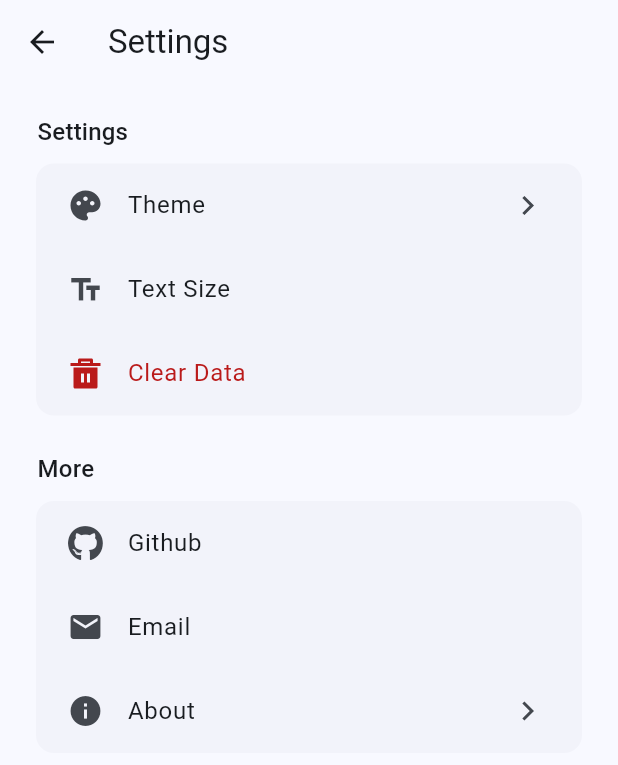
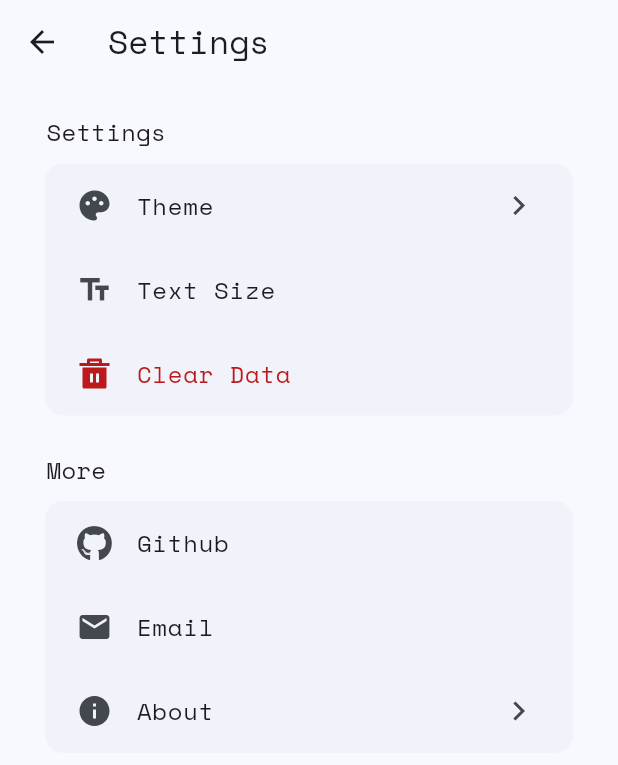
Before and after one commit to BawiCeu16/task, a Flutter app: the SettingsPage screen opened directly, on a phone screen of 412 x 824 dp. Shown: the top 765 px of the screen. Run offline on Flutter 3.47's test engine with Material 3 defaults, Android fonts, the phone set to English and light mode, and no system bars; our stand-ins replace flutter_remix, font_awesome_flutter, google_fonts, shared_preferences; missing offline and left inert: page_animation_transition; accounts and stored records are empty.

Commit message:
add MediaQuery listView width contains on screen (by default is 400)
add font (spaceMonoTextTheme) the entire app

```diff
--- a/lib/pages/about_page.dart
+++ b/lib/pages/about_page.dart
@@ -38,7 +38,7 @@ class InfoPage extends StatelessWidget {
                       ),
                       SizedBox(width: 5),
                       Text(
-                        "1.0.1",
+                        "1.1.0",
                         style: Theme.of(context).textTheme.headlineSmall,
                       ),
                     ],
--- a/lib/pages/settings_page.dart
+++ b/lib/pages/settings_page.dart
@@ -29,10 +29,19 @@ class SettingsPage extends StatelessWidget {
 
   @override
   Widget build(BuildContext context) {
+    final screenWidth = MediaQuery.of(context).size.width;
+
     return Scaffold(
       appBar: AppBar(title: Text("Settings")),
 
-      body: Column(
+      body: Center(
+        child: ConstrainedBox(
+          constraints: BoxConstraints(
+            maxWidth: screenWidth > 400 ? 400 : double.infinity,
+          ),
+          child: AnimatedContainer(
+            duration: Duration(milliseconds: 300),
+            child: Column(
               children: [
                 Expanded(
                   child: SizedBox(
@@ -61,7 +70,9 @@ class SettingsPage extends StatelessWidget {
                                     padding: const EdgeInsets.only(left: 5),
                                     child: Icon(FlutterRemix.palette_fill),
                                   ),
-                            trailing: Icon(FlutterRemix.arrow_right_s_line),
+                                  trailing: Icon(
+                                    FlutterRemix.arrow_right_s_line,
+                                  ),
                                   shape: RoundedRectangleBorder(
                                     borderRadius: BorderRadius.only(
                                       topLeft: Radius.circular(10),
@@ -73,7 +84,8 @@ class SettingsPage extends StatelessWidget {
                                       context,
                                       PageAnimationTransition(
                                         page: ThemeSettingsPage(),
-                                  pageAnimationType: RightToLeftTransition(),
+                                        pageAnimationType:
+                                            RightToLeftTransition(),
                                       ),
                                     );
                                   },
@@ -86,8 +98,9 @@ class SettingsPage extends StatelessWidget {
                                     child: Icon(Icons.text_fields),
                                   ),
                                   onTap:
-                                () =>
-                                    ScaffoldMessenger.of(context).showSnackBar(
+                                      () => ScaffoldMessenger.of(
+                                        context,
+                                      ).showSnackBar(
                                         SnackBar(
                                           content: Text("wait for next Update"),
                                         ),
@@ -105,14 +118,16 @@ class SettingsPage extends StatelessWidget {
                                   title: Text(
                                     "Clear Data",
                                     style: TextStyle(
-                                color: Theme.of(context).colorScheme.error,
+                                      color:
+                                          Theme.of(context).colorScheme.error,
                                     ),
                                   ),
                                   leading: Padding(
                                     padding: const EdgeInsets.only(left: 5),
                                     child: Icon(
                                       FlutterRemix.delete_bin_5_fill,
-                                color: Theme.of(context).colorScheme.error,
+                                      color:
+                                          Theme.of(context).colorScheme.error,
                                     ),
                                   ),
                                   onTap: () {
@@ -139,7 +154,7 @@ class SettingsPage extends StatelessWidget {
                                             ),
                                             actions: [
                                               SizedBox(
-                                          height: 45,
+                                                height: 40,
                                                 child: FilledButton.tonal(
                                                   onPressed: () {
                                                     Navigator.pop(context);
@@ -148,7 +163,7 @@ class SettingsPage extends StatelessWidget {
                                                 ),
                                               ),
                                               SizedBox(
-                                          height: 45,
+                                                height: 40,
                                                 child: FilledButton(
                                                   style: ButtonStyle(
                                                     backgroundColor:
@@ -227,9 +242,11 @@ class SettingsPage extends StatelessWidget {
                                   title: Text("About"),
                                   leading: Padding(
                                     padding: const EdgeInsets.only(left: 5),
-                              child: Icon(Icons.info),
+                                    child: Icon(FlutterRemix.information_fill),
                                   ),
-                            trailing: Icon(FlutterRemix.arrow_right_s_line),
+                                  trailing: Icon(
+                                    FlutterRemix.arrow_right_s_line,
+                                  ),
 
                                   shape: RoundedRectangleBorder(
                                     borderRadius: BorderRadius.only(
@@ -242,7 +259,8 @@ class SettingsPage extends StatelessWidget {
                                       context,
                                       PageAnimationTransition(
                                         page: InfoPage(),
-                                  pageAnimationType: RightToLeftTransition(),
+                                        pageAnimationType:
+                                            RightToLeftTransition(),
                                       ),
                                     );
                                   },
@@ -258,6 +276,9 @@ class SettingsPage extends StatelessWidget {
                 ),
               ],
             ),
+          ),
+        ),
+      ),
     );
   }
 }
--- a/pubspec.yaml
+++ b/pubspec.yaml
@@ -16,7 +16,7 @@ publish_to: 'none' # Remove this line if you wish to publish to pub.dev
 # https://developer.apple.com/library/archive/documentation/General/Reference/InfoPlistKeyReference/Articles/CoreFoundationKeys.html
 # In Windows, build-name is used as the major, minor, and patch parts
 # of the product and file versions while build-number is used as the build suffix.
-version: 1.0.2+2
+version: 1.1.0+3
 
 environment:
   sdk: ^3.7.2
@@ -43,6 +43,7 @@ dependencies:
   font_awesome_flutter: ^10.8.0
   page_animation_transition: ^1.0.0
   flutter_remix: ^0.0.3
+  google_fonts: ^6.2.1
 
 dev_dependencies:
   flutter_test:
```
Also changed, not shown: lib/main.dart (+10 -0 lines), lib/pages/home_page.dart (+23 -3 lines), lib/pages/theme_setting_page.dart (+14 -1 lines), pubspec.lock, 2 other files. Lines whose indentation alone changed are shown as unchanged.
